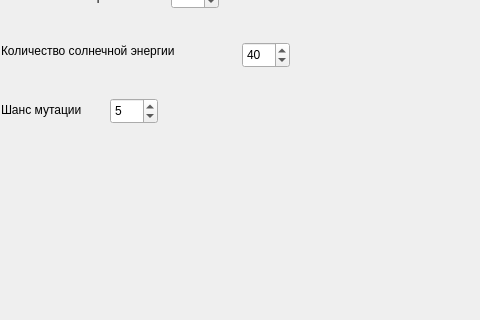
Old version of the form ui.ui in the repository Error273/ALife; both pictures show x 0 to 480 and y 172 to 492 of the 900 by 600 pixel window.
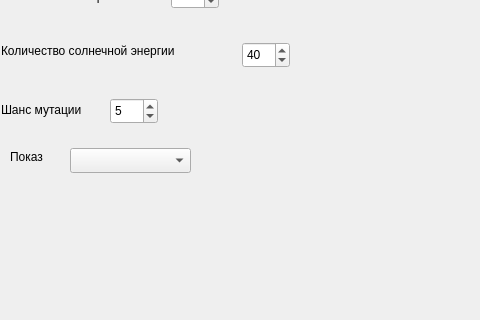
New version of the form.

Diff of the .ui file:
```diff
--- a/ui.ui
+++ b/ui.ui
@@ -150,6 +150,29 @@
      <string>Прошло ходов: 0</string>
     </property>
    </widget>
+   <widget class="QComboBox" name="view_mode_box">
+    <property name="geometry">
+     <rect>
+      <x>70</x>
+      <y>320</y>
+      <width>121</width>
+      <height>25</height>
+     </rect>
+    </property>
+   </widget>
+   <widget class="QLabel" name="label_5">
+    <property name="geometry">
+     <rect>
+      <x>10</x>
+      <y>320</y>
+      <width>67</width>
+      <height>17</height>
+     </rect>
+    </property>
+    <property name="text">
+     <string>Показ</string>
+    </property>
+   </widget>
   </widget>
   <widget class="QMenuBar" name="menubar">
    <property name="geometry">
```
